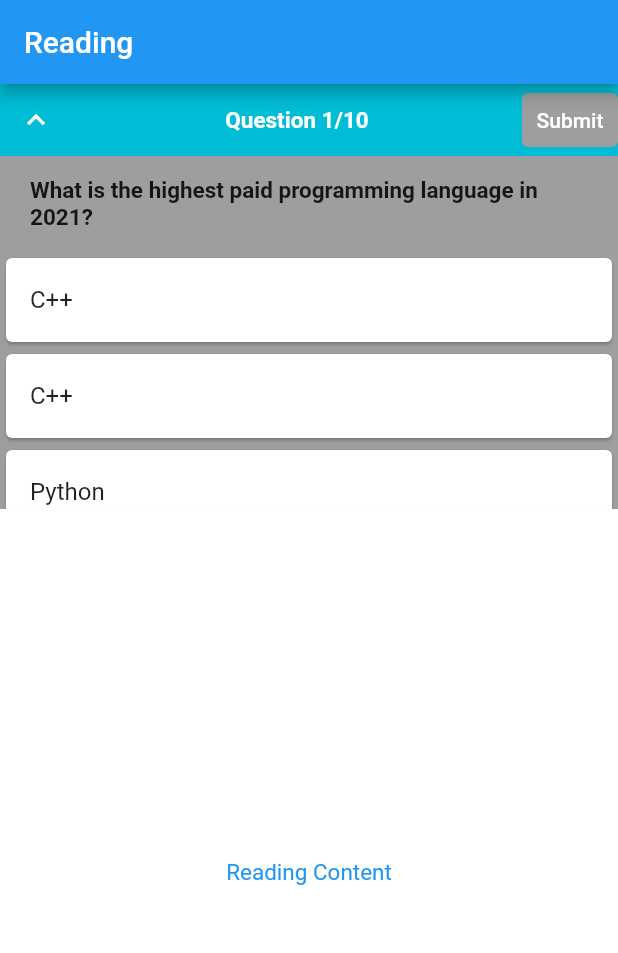
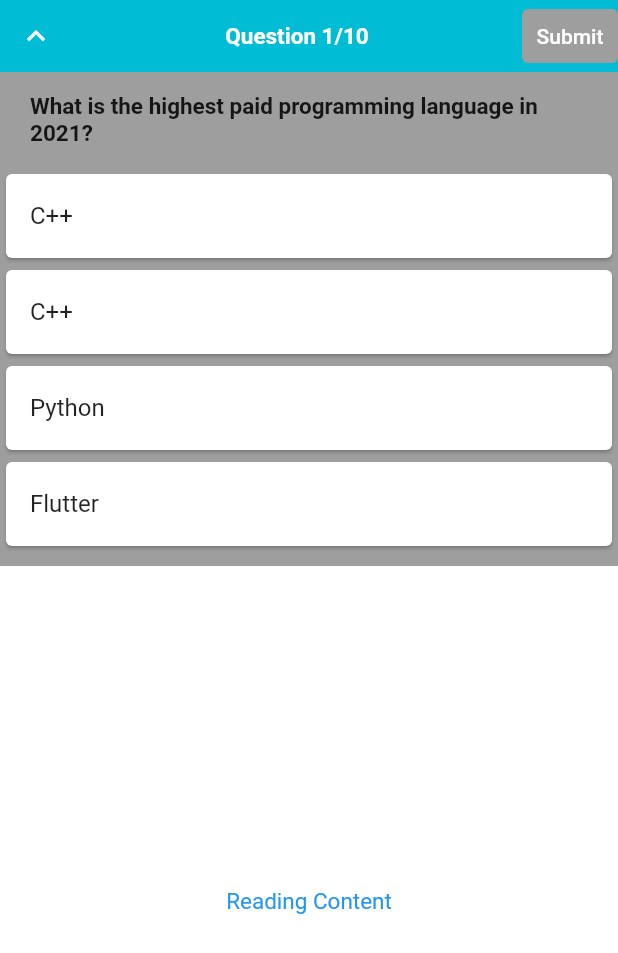
Before and after one commit to entest-hai/flutter_ielts, a Flutter app: the screen it shows after launch, on a phone screen of 412 x 824 dp. Shown: the top 953 px of the screen. Run offline on Flutter 3.47's test engine with Material 2 defaults, Android fonts, the phone set to English and light mode, and no system bars.

Commit message:
readingview without bar

```diff
--- a/lib/main.dart
+++ b/lib/main.dart
@@ -72,15 +72,14 @@ class _ReadingViewState extends State<ReadingView> {
   Widget build(BuildContext context){
     final size = MediaQuery.of(context).size;
     return Scaffold(
-      appBar: AppBar(
-        title: Text("Reading"),
-      ),
-      body: Column(
-        children: [
-          _QuestionBar(isHidden),
-         _QuestionPageView(size, isHidden),
-          _ReadingContentView(size)
-        ],
+      body: SafeArea(
+              child: Column(
+          children: [
+            _QuestionBar(isHidden),
+           _QuestionPageView(size, isHidden),
+            _ReadingContentView(size)
+          ],
+        ),
       )
     );
   }
@@ -163,24 +162,10 @@ class _ReadingViewState extends State<ReadingView> {
     );
   }
 
-  // PageView(
-  //       children: [
-  //         Container(
-  //           color: Colors.grey,
-  //           child: _QuestionView(questions[0]),
-  //         )
-  //         ,
-  //         Container(
-  //           color: Colors.grey,
-  //           child: _QuestionView(questions[1]),
-  //         ),
-  //       ],
-  //     ),
-
   Widget _QuestionPageView(size, isHidden){
     return  Container(
       width: size.width,
-      height: isHidden ? 0 : size.height / 3.5,
+      height: isHidden ? 0 : size.height / 2.5,
       child: PageView.builder(
         itemCount: questions.length,
         itemBuilder: (context, index) {
```
